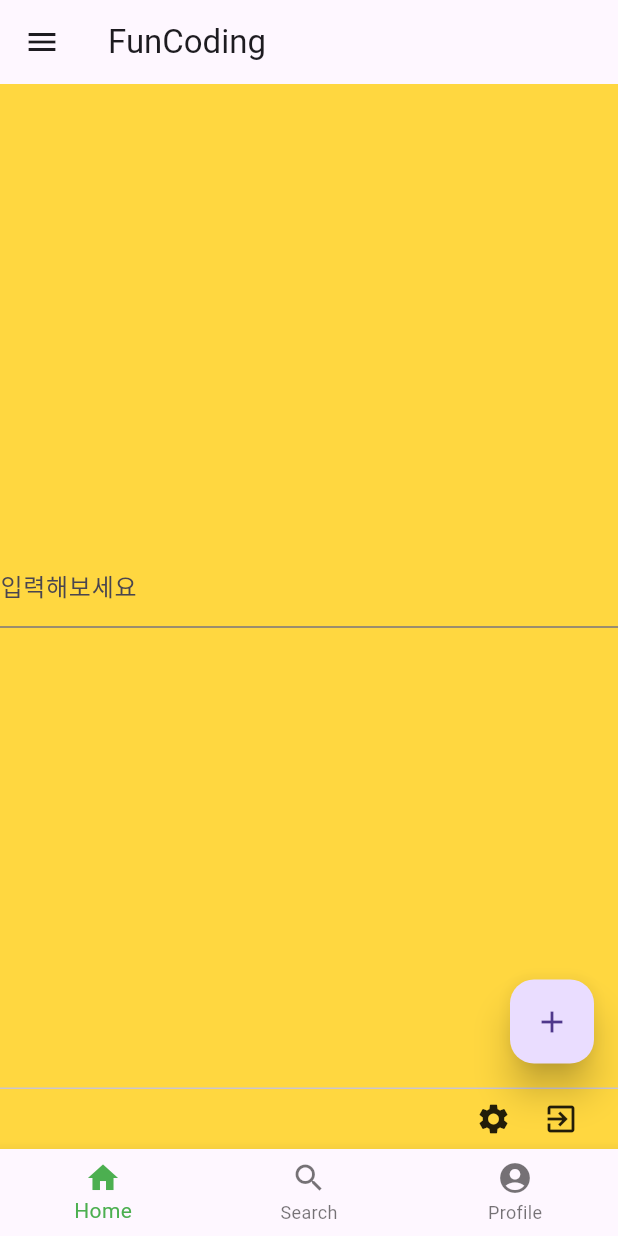
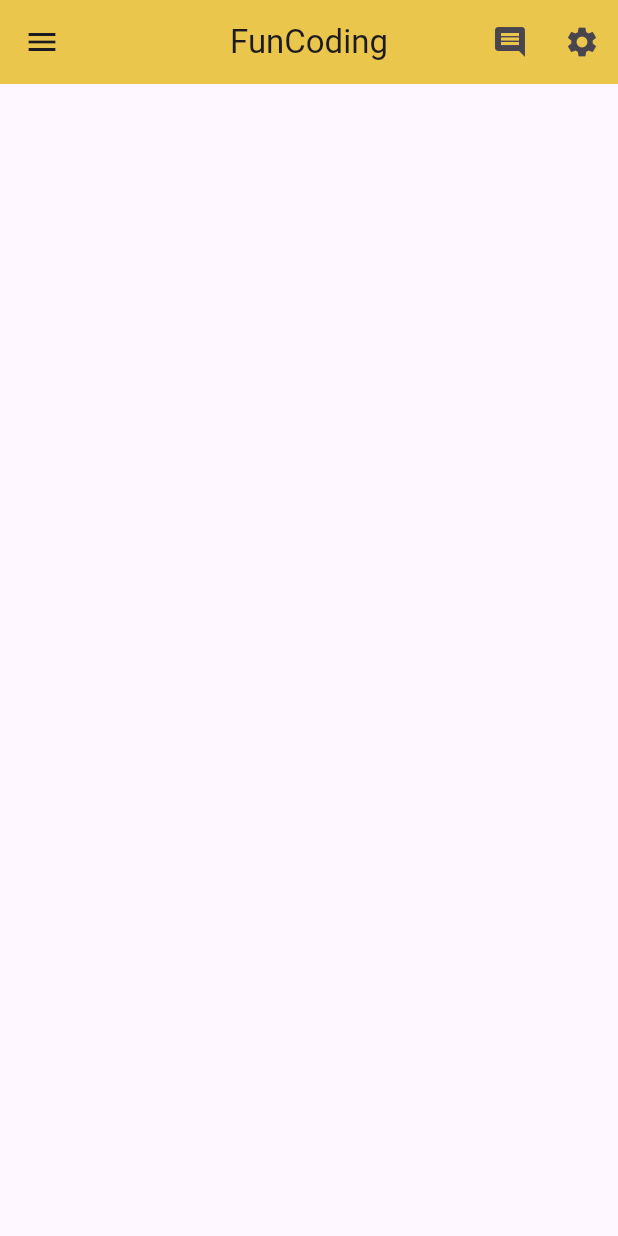
Before and after one commit to Chujer/WebStudy, a Flutter app: the screen it shows after launch, on a phone screen of 412 x 824 dp. Run offline on Flutter 3.47's test engine with Material 3 defaults, Android fonts, the phone set to English and light mode, and no system bars.

Commit message:
2025_11_13 Icon

```diff
--- a/Flutter/lib/main.dart
+++ b/Flutter/lib/main.dart
@@ -10,60 +10,32 @@ class MyApp extends StatelessWidget {
   @override
   Widget build(BuildContext context) {
     return MaterialApp(
-      theme: ThemeData(primarySwatch: Colors.blue),
       debugShowCheckedModeBanner: false,
       home: Scaffold(
         appBar: AppBar(
-          title : Text('FunCoding'),
-        ),    /// 화면의 상단에 있는 앱 바
-        body: const Center(
-          child: TextField(
-            decoration:InputDecoration(labelText: "입력해보세요"),
+          title: Text("FunCoding"),
+          centerTitle: true,
+          backgroundColor: Colors.amberAccent,
+          elevation: 10.0,
+          leading: IconButton(
+              icon: Icon(Icons.menu),
+            tooltip: 'Menu Icon',
+            onPressed: (){},
           ),
-        ),    /// 화면의 기본 내용, 일반적으로 위젯의 목록
-        floatingActionButton: FloatingActionButton(
-          elevation: 10.0,
-          child: Icon(Icons.add),
-          onPressed: (){
-          },
-        ),      /// 인터페이스 위에 떠있는 부가 버튼
-        drawer: Drawer(
-          child: ListView(
-            children: [
-              ListTile(title: Text('Item 1'),),
-              ListTile(title: Text('Item 2'),)
-            ],
-          ),
-        ),      /// Scaffold 위젯의 사이드 메뉴
-        persistentFooterButtons: [
-          Icon(Icons.settings),
-          SizedBox(width: 5,),
-          Icon(Icons.exit_to_app),
-          SizedBox(width: 10,),
-        ],      /// 화면 하단에 표시되는 버튼의 행
-        bottomNavigationBar: BottomNavigationBar(
-          currentIndex: 0,
-          fixedColor: Colors.green,
-          items: [
-            BottomNavigationBarItem(
-                label: "Home",
-                icon: Icon(Icons.home)
+          actions: <Widget>[
+          IconButton(
+            icon: Icon(Icons.comment),
+            onPressed: (){},
+            tooltip: 'comment Icon',
             ),
-            BottomNavigationBarItem(
-                label: "Search",
-                icon: Icon(Icons.search)
-            ),
-            BottomNavigationBarItem(
-                label: "Profile",
-                icon: Icon(Icons.account_circle)
-            ),
+            IconButton(
+              icon: Icon(Icons.settings),
+              onPressed: (){},
+              tooltip: 'Setting Icon',
+            )
           ],
-          onTap: (int indexOfItem){},
-        ),      /// 화면 하단에 표시되는 네비게이션 바
-        backgroundColor: Colors.amberAccent,      /// 스캔폴드의 배경색
-        resizeToAvoidBottomInset: false,      /// 스크린 키보드를 피하기 위해 body의 크기를 자동으로 조절할지 여부를 설정(디폴트 true)
+        ),
       ),
-
     );
   }
 }
```
